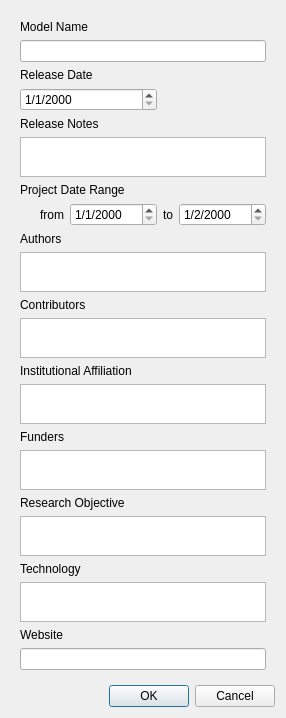
Qt form src/ModelInformationDialog.ui (IDREsandbox/vsim) before a commit.
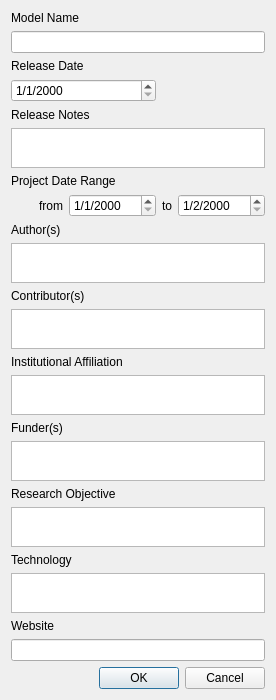
The same form after that commit.

What changed in the file:
```diff
--- a/src/ModelInformationDialog.ui
+++ b/src/ModelInformationDialog.ui
@@ -6,7 +6,7 @@
    <rect>
     <x>0</x>
     <y>0</y>
-    <width>271</width>
+    <width>273</width>
     <height>694</height>
    </rect>
   </property>
@@ -17,6 +17,18 @@
    <item>
     <widget class="QWidget" name="widget" native="true">
      <layout class="QGridLayout" name="gridLayout">
+      <property name="leftMargin">
+       <number>0</number>
+      </property>
+      <property name="topMargin">
+       <number>0</number>
+      </property>
+      <property name="rightMargin">
+       <number>0</number>
+      </property>
+      <property name="bottomMargin">
+       <number>0</number>
+      </property>
       <item row="0" column="0" colspan="2">
        <widget class="QLabel" name="name_label">
         <property name="text">
@@ -46,6 +58,12 @@
           <height>40</height>
          </size>
         </property>
+        <property name="tabChangesFocus">
+         <bool>true</bool>
+        </property>
+        <property name="tabStopWidth">
+         <number>40</number>
+        </property>
        </widget>
       </item>
       <item row="6" column="0" colspan="2">
@@ -99,7 +117,7 @@
       <item row="8" column="0">
        <widget class="QLabel" name="authors_label">
         <property name="text">
-         <string>Authors</string>
+         <string>Author(s)</string>
         </property>
        </widget>
       </item>
@@ -111,12 +129,18 @@
           <height>40</height>
          </size>
         </property>
+        <property name="tabChangesFocus">
+         <bool>true</bool>
+        </property>
+        <property name="tabStopWidth">
+         <number>40</number>
+        </property>
        </widget>
       </item>
       <item row="10" column="0" colspan="2">
        <widget class="QLabel" name="contributors_label">
         <property name="text">
-         <string>Contributors</string>
+         <string>Contributor(s)</string>
         </property>
        </widget>
       </item>
@@ -128,6 +152,12 @@
           <height>40</height>
          </size>
         </property>
+        <property name="tabChangesFocus">
+         <bool>true</bool>
+        </property>
+        <property name="tabStopWidth">
+         <number>40</number>
+        </property>
        </widget>
       </item>
       <item row="12" column="0" colspan="2">
@@ -145,12 +175,18 @@
           <height>40</height>
          </size>
         </property>
+        <property name="tabChangesFocus">
+         <bool>true</bool>
+        </property>
+        <property name="tabStopWidth">
+         <number>40</number>
+        </property>
        </widget>
       </item>
       <item row="14" column="0">
        <widget class="QLabel" name="funders_label">
         <property name="text">
-         <string>Funders</string>
+         <string>Funder(s)</string>
         </property>
        </widget>
       </item>
@@ -162,6 +198,12 @@
           <height>40</height>
          </size>
         </property>
+        <property name="tabChangesFocus">
+         <bool>true</bool>
+        </property>
+        <property name="tabStopWidth">
+         <number>40</number>
+        </property>
        </widget>
       </item>
       <item row="16" column="0" colspan="2">
@@ -179,6 +221,12 @@
           <height>40</height>
          </size>
         </property>
+        <property name="tabChangesFocus">
+         <bool>true</bool>
+        </property>
+        <property name="tabStopWidth">
+         <number>40</number>
+        </property>
        </widget>
       </item>
       <item row="18" column="0" colspan="2">
@@ -196,6 +244,12 @@
           <height>40</height>
          </size>
         </property>
+        <property name="tabChangesFocus">
+         <bool>true</bool>
+        </property>
+        <property name="tabStopWidth">
+         <number>40</number>
+        </property>
        </widget>
       </item>
       <item row="20" column="0">
```
Left out of the diff: 14 changed lines with no effect on the pictures.
